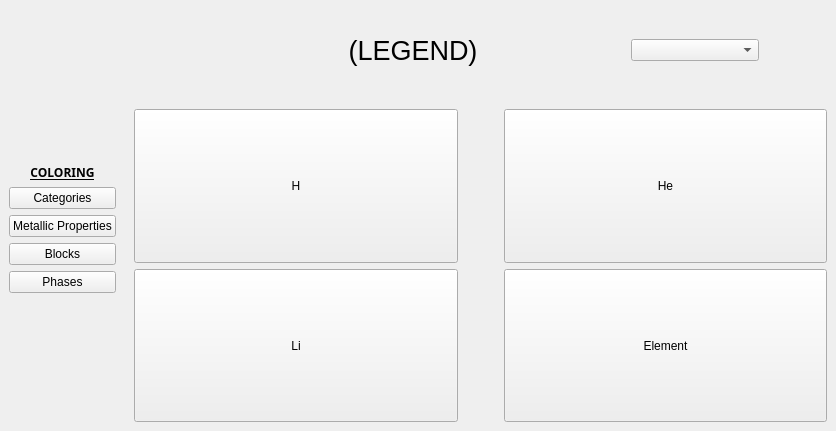
Above: STAGE4/TableSection/forms/tablesection.ui from demirciAhmet/periodiCpp before the change. Below: the same form after it.
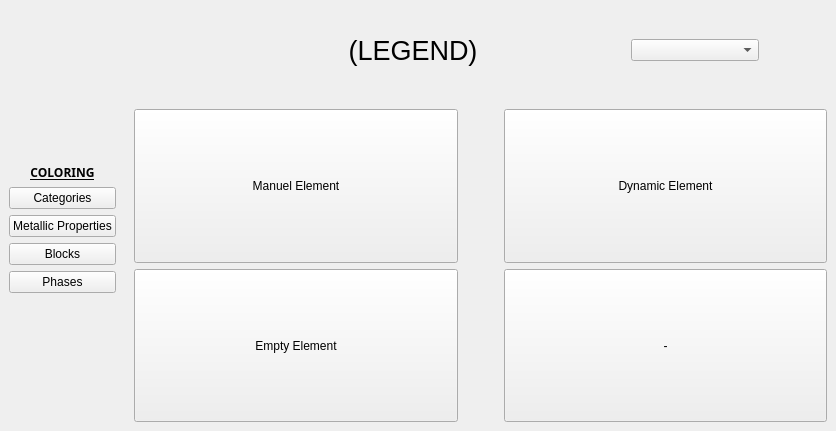
That is the form after the change.

Commit message: dinamik element olustururken olusan logical error duzeltildi

```diff
--- a/STAGE4/TableSection/forms/tablesection.ui
+++ b/STAGE4/TableSection/forms/tablesection.ui
@@ -247,7 +247,7 @@
          </sizepolicy>
         </property>
         <property name="text">
-         <string>Element</string>
+         <string>-</string>
         </property>
        </widget>
       </item>
@@ -276,7 +276,7 @@
          </sizepolicy>
         </property>
         <property name="text">
-         <string>He</string>
+         <string>Dynamic Element</string>
         </property>
        </widget>
       </item>
@@ -289,7 +289,7 @@
          </sizepolicy>
         </property>
         <property name="text">
-         <string>H</string>
+         <string>Manuel Element</string>
         </property>
        </widget>
       </item>
@@ -302,7 +302,7 @@
          </sizepolicy>
         </property>
         <property name="text">
-         <string>Li</string>
+         <string>Empty Element</string>
         </property>
        </widget>
       </item>
```
The commit also changes 8 other files.
